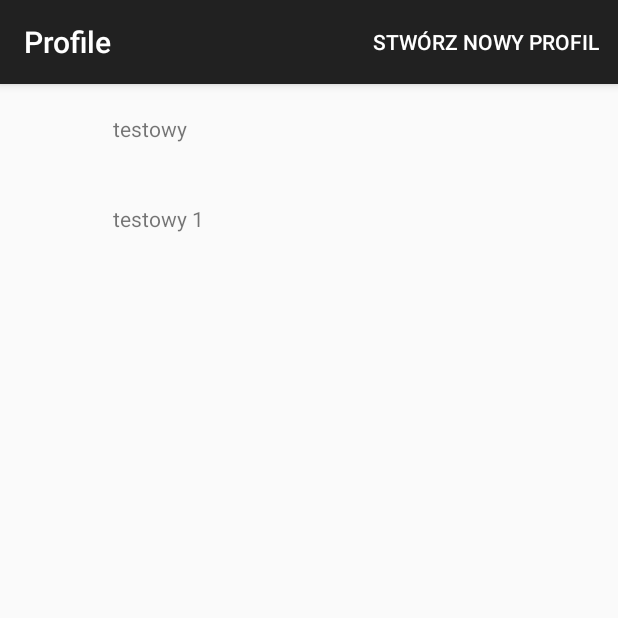
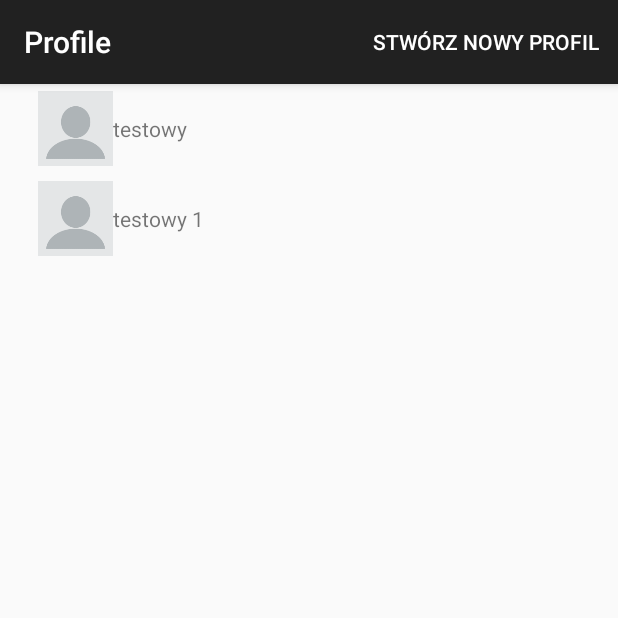
Before and after one commit to xKomaar/Android_TODO_App, an Android app: the screen it shows after launch (MainActivity), on a phone screen of 412 x 824 dp, the top half of it. Run offline under Robolectric (Android 15) with nearby library versions, the phone set to English and light mode, and no system bars; our stand-ins replace Room's generated code.

Commit message:
Baza danych, widok profili z bazy

```diff
--- a/app/src/main/java/pl/sm_projekt_aplikacjatodo/MainActivity.java
+++ b/app/src/main/java/pl/sm_projekt_aplikacjatodo/MainActivity.java
@@ -38,13 +38,6 @@ public class MainActivity extends AppCompatActivity {
 
         profileRepository = new ProfileRepository(this.getApplication());
         profileRepository.findAllProfilesWithTasks().observe(this, profileAdapter::setProfiles);
-
-        if(profileRepository.findAllProfilesWithTasks().getValue() != null) {
-            Log.i("PROFILE LISTA", ""+profileRepository.findAllProfilesWithTasks().getValue().size());
-        }
-        else {
-            Log.i("PROFILE LISTA", "null");
-        }
     }
 
     @Override
@@ -78,7 +71,7 @@ public class MainActivity extends AppCompatActivity {
             });
 
             profileNameTextView = itemView.findViewById(R.id.profile_name);
-            profilePictureImageView = itemView.findViewById(R.id.profile_image);
+            profilePictureImageView = itemView.findViewById(R.id.profile_picture);
         }
 
         public void bind(ProfileWithTasks profileWithTasks) {
@@ -89,7 +82,6 @@ public class MainActivity extends AppCompatActivity {
             } else {
                 profilePictureImageView.setImageBitmap(profileWithTasks.getProfile().getBitmapProfilePicture());
             }
-
         }
     }
 
@@ -122,6 +114,7 @@ public class MainActivity extends AppCompatActivity {
         }
         void setProfiles(List<ProfileWithTasks> profilesWithTasks) {
             this.profilesWithTasks = profilesWithTasks;
+            notifyDataSetChanged();
         }
     }
 }
--- a/app/src/main/res/layout/profile_list_item.xml
+++ b/app/src/main/res/layout/profile_list_item.xml
@@ -6,7 +6,7 @@
     android:gravity="center_vertical" >
 
     <ImageView
-        android:id="@+id/img_cover"
+        android:id="@+id/profile_picture"
         android:layout_width="50dp"
         android:layout_height="50dp"
         android:layout_alignParentStart="true"
```
